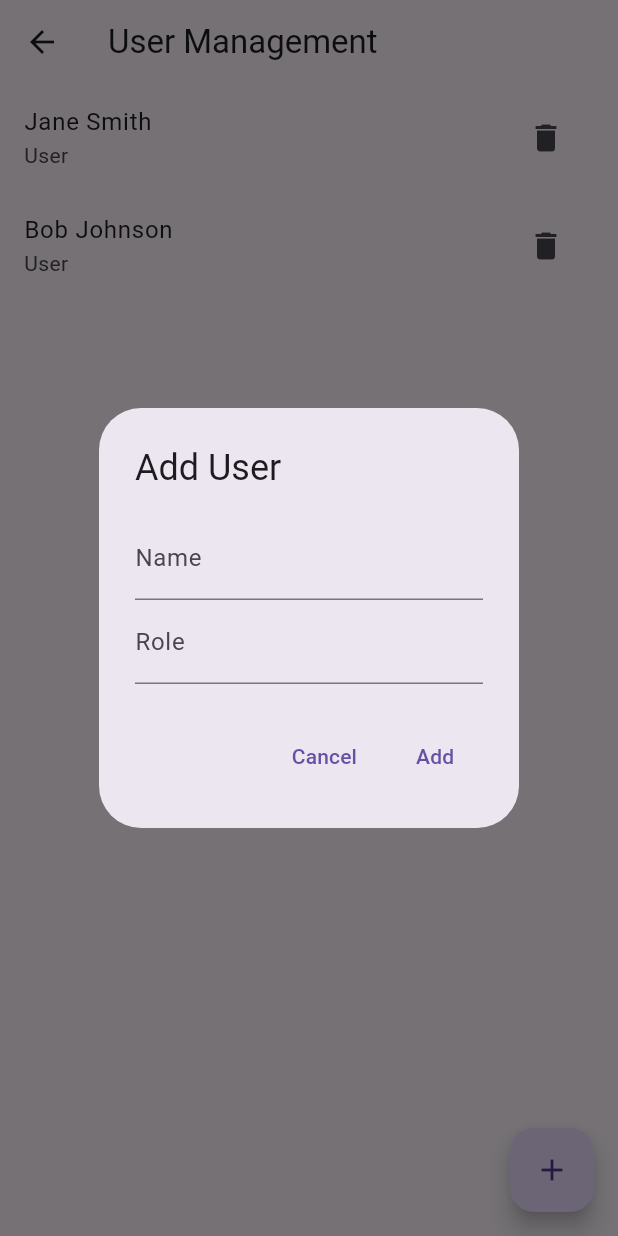
After one commit to shmaisanimostafa/Security-Guard-Mobile-Admin, a Flutter app: the UserManagementScreen screen opened directly, after a tap on the "delete" icon, after a tap on the "add" icon, on a phone screen of 412 x 824 dp. The commit adds this screen. Run offline on Flutter 3.47's test engine with Material 3 defaults, Android fonts, the phone set to English and light mode, and no system bars; our stand-ins replace avatar_glow, dotted_border, file_picker, google_generative_ai, image_picker, speech_to_text; missing offline and left inert: feedback, flutter_email_sender, google_mlkit_text_recognition, highlight_text; statements that could not run were skipped.

Commit message:
Add Administration Screens

```diff
--- /dev/null
+++ b/security_guard_mobile_admin/lib/screens/admin/user_management.dart
@@ -0,0 +1,103 @@
+import 'package:flutter/material.dart';
+
+class UserManagementScreen extends StatefulWidget {
+  const UserManagementScreen({super.key});
+
+  @override
+  State<UserManagementScreen> createState() => _UserManagementScreenState();
+}
+
+class _UserManagementScreenState extends State<UserManagementScreen> {
+  List<User> users = [
+    User(name: 'John Doe', role: 'Admin'),
+    User(name: 'Jane Smith', role: 'User'),
+    User(name: 'Bob Johnson', role: 'User'),
+  ];
+
+  @override
+  Widget build(BuildContext context) {
+    return Scaffold(
+      appBar: AppBar(
+        title: const Text('User Management'),
+      ),
+      body: ListView.builder(
+        itemCount: users.length,
+        itemBuilder: (context, index) {
+          return ListTile(
+            title: Text(users[index].name),
+            subtitle: Text(users[index].role),
+            trailing: IconButton(
+              icon: const Icon(Icons.delete),
+              onPressed: () {
+                setState(() {
+                  users.removeAt(index);
+                });
+              },
+            ),
+          );
+        },
+      ),
+      floatingActionButton: FloatingActionButton(
+        child: const Icon(Icons.add),
+        onPressed: () {
+          showDialog(
+            context: context,
+            builder: (context) {
+              String name = '';
+              String role = '';
+
+              return AlertDialog(
+                title: const Text('Add User'),
+                content: Column(
+                  mainAxisSize: MainAxisSize.min,
+                  children: [
+                    TextField(
+                      onChanged: (value) {
+                        name = value;
+                      },
+                      decoration: const InputDecoration(
+                        labelText: 'Name',
+                      ),
+                    ),
+                    TextField(
+                      onChanged: (value) {
+                        role = value;
+                      },
+                      decoration: const InputDecoration(
+                        labelText: 'Role',
+                      ),
+                    ),
+                  ],
+                ),
+                actions: [
+                  TextButton(
+                    child: const Text('Cancel'),
+                    onPressed: () {
+                      Navigator.of(context).pop();
+                    },
+                  ),
+                  TextButton(
+                    child: const Text('Add'),
+                    onPressed: () {
+                      setState(() {
+                        users.add(User(name: name, role: role));
+                      });
+                      Navigator.of(context).pop();
+                    },
+                  ),
+                ],
+              );
+            },
+          );
+        },
+      ),
+    );
+  }
+}
+
+class User {
+  final String name;
+  final String role;
+
+  User({required this.name, required this.role});
+}
```
Also changed, not shown: security_guard_mobile_admin/lib/screens/admin/dashboard_screen.dart (added, +43 -0 lines), security_guard_mobile_admin/lib/screens/initial_screen_my_app.dart (+39 -0 lines).
